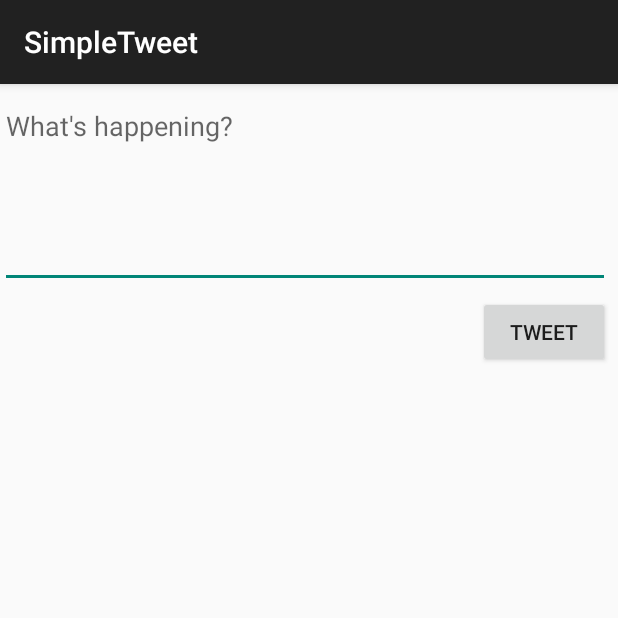
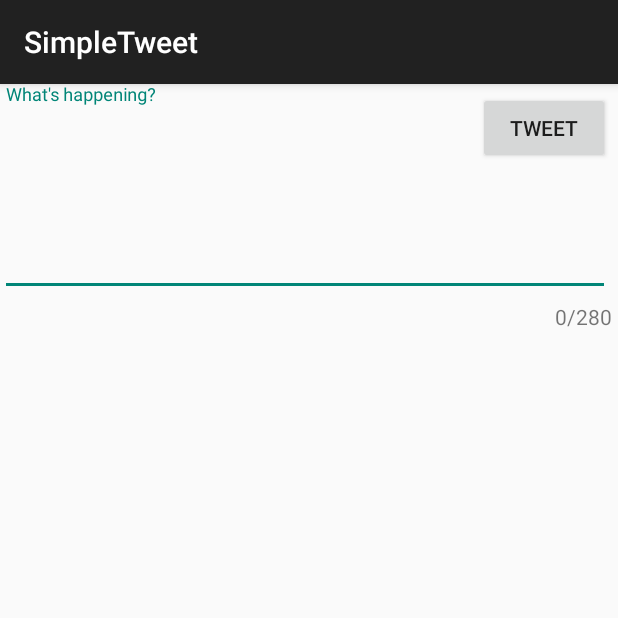
Before and after one commit to lognorman20/twitter, an Android app: the ComposeActivity screen opened directly, with no data from a screen before it, on a phone screen of 412 x 824 dp, the top half of it. Run offline under Robolectric (Android 15) with nearby library versions, the phone set to English and light mode, and no system bars; our stand-ins replace Room's generated code; libraries missing offline, so code that uses them is left out: com.codepath.asynchttpclient, com.facebook.stetho, org.parceler; 1 statement that could not run was skipped.

Commit message:
added char counter, layout_below bug?

```diff
--- a/app/src/main/java/com/codepath/apps/restclienttemplate/ComposeActivity.java
+++ b/app/src/main/java/com/codepath/apps/restclienttemplate/ComposeActivity.java
@@ -21,7 +21,7 @@
 public class ComposeActivity extends AppCompatActivity {
 
     public static final String TAG = "ComposeActivity";
-    public static final int MAX_TWEET_LENGTH = 140;
+    public static final int MAX_TWEET_LENGTH = 280;
 
     EditText etCompose;
     Button btnTweet;
--- a/app/src/main/res/layout/activity_compose.xml
+++ b/app/src/main/res/layout/activity_compose.xml
@@ -6,6 +6,14 @@
     android:layout_width="match_parent"
     android:layout_height="match_parent"
     tools:context=".ComposeActivity">
+
+    <com.google.android.material.textfield.TextInputLayout
+        android:layout_width="match_parent"
+        android:layout_height="wrap_content"
+        app:counterEnabled="true"
+        app:counterMaxLength="280"
+        app:counterTextAppearance="@android:color/black"
+        app:counterOverflowTextAppearance="@android:color/holo_red_dark">
 
         <EditText
             android:id="@+id/etCompose"
@@ -20,6 +28,7 @@
             android:hint="@string/what_s_happening"
             android:inputType="textMultiLine"
             android:minLines="5" />
+    </com.google.android.material.textfield.TextInputLayout>
 
     <Button
         android:id="@+id/btnTweet"
```
Lines whose indentation alone changed are shown as unchanged.
